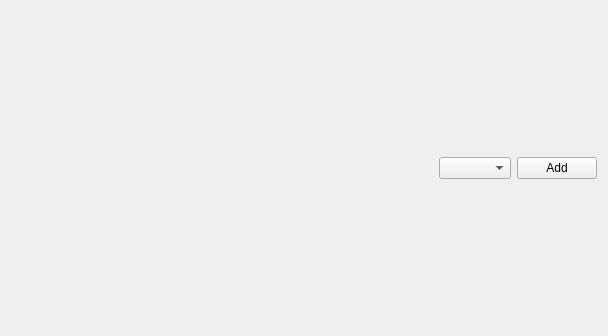
This is src/kdefrontend/ui/dockwidgets/worksheetinfoelementdock.ui in Murmele/labplot as Qt 5 draws it before an edit. The edited form follows.
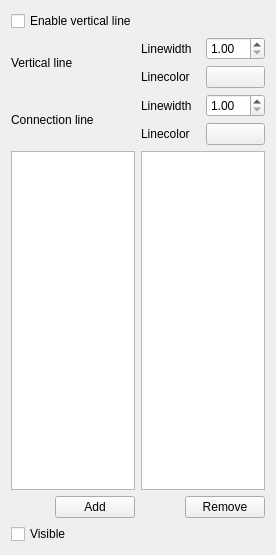
This is the edited form. Custom widgets are drawn as their Qt base class.

Patch:
```diff
--- a/src/kdefrontend/ui/dockwidgets/worksheetinfoelementdock.ui
+++ b/src/kdefrontend/ui/dockwidgets/worksheetinfoelementdock.ui
@@ -6,39 +6,181 @@
    <rect>
     <x>0</x>
     <y>0</y>
-    <width>608</width>
-    <height>336</height>
+    <width>276</width>
+    <height>555</height>
    </rect>
   </property>
   <property name="windowTitle">
    <string>Form</string>
   </property>
-  <layout class="QHBoxLayout" name="horizontalLayout">
+  <layout class="QVBoxLayout" name="verticalLayout_3">
    <item>
-    <spacer name="horizontalSpacer">
-     <property name="orientation">
-      <enum>Qt::Horizontal</enum>
+    <widget class="QCheckBox" name="chbXPosLineVisible">
+     <property name="text">
+      <string>Enable vertical line</string>
      </property>
-     <property name="sizeHint" stdset="0">
-      <size>
-       <width>40</width>
-       <height>20</height>
-      </size>
-     </property>
-    </spacer>
+    </widget>
    </item>
    <item>
-    <widget class="QComboBox" name="combo_curves"/>
+    <layout class="QHBoxLayout" name="horizontalLayout_2">
+     <item>
+      <widget class="QLabel" name="label">
+       <property name="text">
+        <string>Vertical line</string>
+       </property>
+      </widget>
+     </item>
+     <item>
+      <layout class="QGridLayout" name="gridLayout">
+       <item row="0" column="0">
+        <widget class="QLabel" name="label_6">
+         <property name="text">
+          <string>Linewidth</string>
+         </property>
+        </widget>
+       </item>
+       <item row="1" column="0">
+        <widget class="QLabel" name="label_4">
+         <property name="text">
+          <string>Linecolor</string>
+         </property>
+        </widget>
+       </item>
+       <item row="1" column="2">
+        <widget class="KColorButton" name="kcbXPosLineColor"/>
+       </item>
+       <item row="0" column="2">
+        <widget class="QDoubleSpinBox" name="sbXPosLineWidth">
+         <property name="minimum">
+          <double>1.000000000000000</double>
+         </property>
+        </widget>
+       </item>
+      </layout>
+     </item>
+    </layout>
    </item>
    <item>
-    <widget class="QPushButton" name="pb_add">
+    <layout class="QHBoxLayout" name="horizontalLayout">
+     <item>
+      <widget class="QLabel" name="label_2">
+       <property name="text">
+        <string>Connection line</string>
+       </property>
+      </widget>
+     </item>
+     <item>
+      <layout class="QGridLayout" name="gridLayout_2">
+       <item row="0" column="0">
+        <widget class="QLabel" name="label_3">
+         <property name="text">
+          <string>Linewidth</string>
+         </property>
+        </widget>
+       </item>
+       <item row="1" column="0">
+        <widget class="QLabel" name="label_5">
+         <property name="text">
+          <string>Linecolor</string>
+         </property>
+        </widget>
+       </item>
+       <item row="1" column="2">
+        <widget class="KColorButton" name="kcbConnectionLineColor"/>
+       </item>
+       <item row="0" column="2">
+        <widget class="QDoubleSpinBox" name="sbConnectionLineWidth">
+         <property name="minimum">
+          <double>1.000000000000000</double>
+         </property>
+        </widget>
+       </item>
+      </layout>
+     </item>
+    </layout>
+   </item>
+   <item>
+    <layout class="QHBoxLayout" name="horizontalLayout_5">
+     <item>
+      <layout class="QVBoxLayout" name="verticalLayout">
+       <item>
+        <widget class="QListWidget" name="lstAvailableCurves"/>
+       </item>
+       <item>
+        <layout class="QHBoxLayout" name="horizontalLayout_4">
+         <item>
+          <spacer name="horizontalSpacer">
+           <property name="orientation">
+            <enum>Qt::Horizontal</enum>
+           </property>
+           <property name="sizeHint" stdset="0">
+            <size>
+             <width>40</width>
+             <height>20</height>
+            </size>
+           </property>
+          </spacer>
+         </item>
+         <item>
+          <widget class="QPushButton" name="btnAddCurve">
+           <property name="text">
+            <string>Add</string>
+           </property>
+          </widget>
+         </item>
+        </layout>
+       </item>
+      </layout>
+     </item>
+     <item>
+      <layout class="QVBoxLayout" name="verticalLayout_2">
+       <item>
+        <widget class="QListWidget" name="lstSelectedCurves"/>
+       </item>
+       <item>
+        <layout class="QHBoxLayout" name="horizontalLayout_3">
+         <item>
+          <spacer name="horizontalSpacer_2">
+           <property name="orientation">
+            <enum>Qt::Horizontal</enum>
+           </property>
+           <property name="sizeHint" stdset="0">
+            <size>
+             <width>40</width>
+             <height>20</height>
+            </size>
+           </property>
+          </spacer>
+         </item>
+         <item>
+          <widget class="QPushButton" name="btnRemoveCurve">
+           <property name="text">
+            <string>Remove</string>
+           </property>
+          </widget>
+         </item>
+        </layout>
+       </item>
+      </layout>
+     </item>
+    </layout>
+   </item>
+   <item>
+    <widget class="QCheckBox" name="chbVisible">
      <property name="text">
-      <string>Add</string>
+      <string>Visible</string>
      </property>
     </widget>
    </item>
   </layout>
  </widget>
+ <customwidgets>
+  <customwidget>
+   <class>KColorButton</class>
+   <extends>QPushButton</extends>
+   <header>kcolorbutton.h</header>
+  </customwidget>
+ </customwidgets>
  <resources/>
  <connections/>
 </ui>
```
